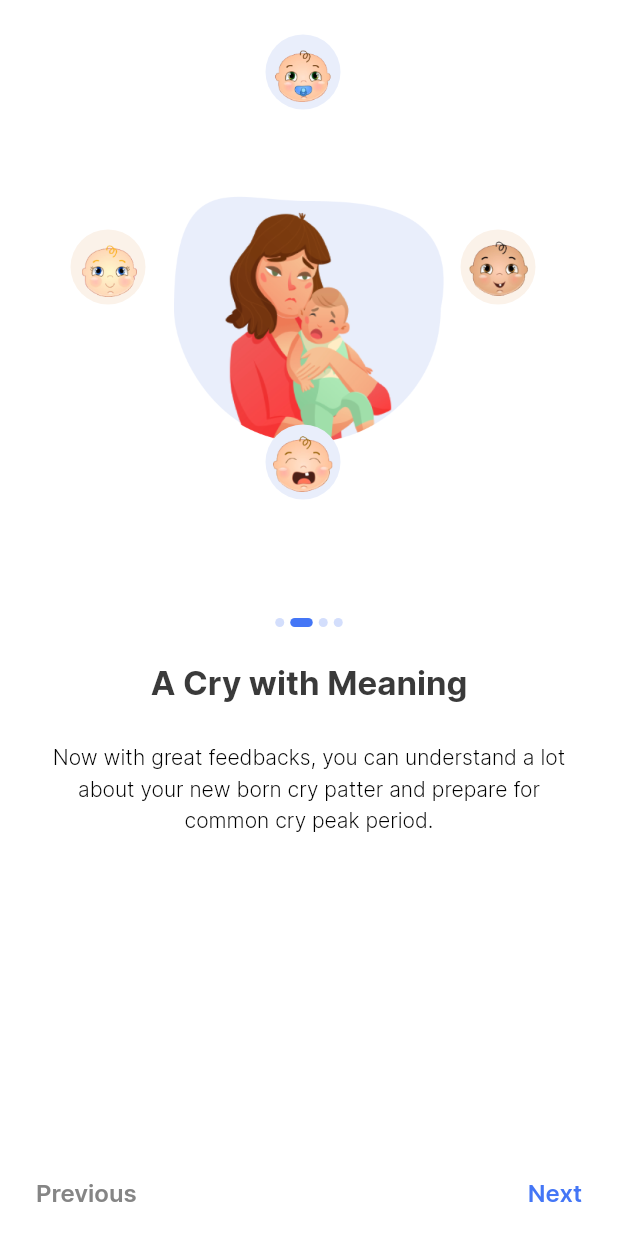
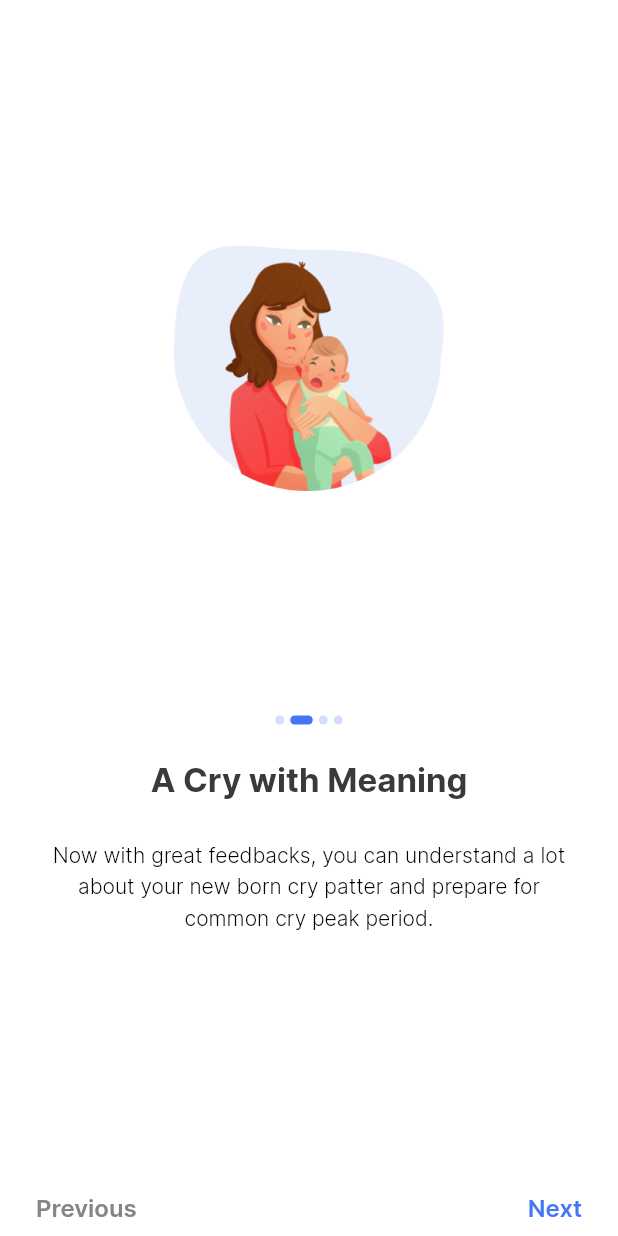
Before and after one commit to divincoder/ubenwa_val, a Flutter app: the screen it shows after launch, after a tap on "Show me How", on a phone screen of 412 x 824 dp. Run offline on Flutter 3.47's test engine with Material 2 defaults, Android fonts, the phone set to English and light mode, and no system bars; our stand-ins replace flutter_animation_progress_bar, flutter_svg, stacked, stacked_services, stacked_shared; missing offline and left inert: alarm, dart:ffi.

Commit message:
- converted onboardingView to a one page solution - refactored code

```diff
--- /dev/null
+++ b/lib/models/onboarding_model.dart
@@ -0,0 +1,11 @@
+class OnboardingModel {
+  //1. onboarding model class -> title, subtitle, index
+  //2. create a widget : circular widget with the four babies - changing background on focus baby, shrinking effect
+  //3. on index change: rotate the widget, change the center
+
+  final String title;
+  final String desc;
+  final int index;
+
+  OnboardingModel({required this.title, required this.desc, required this.index});
+}
--- a/lib/ui/views/onboarding/onboard_view.dart
+++ b/lib/ui/views/onboarding/onboard_view.dart
@@ -20,118 +20,120 @@ class OnboardView extends ViewModelWidget<OnboardingViewModel> {
     double angle = pi / 2; // Angle between baby positions
     double radius = 130.0; // Distance of babies from the mother picture
 
-    return Container(
-      color: Colors.transparent, // Change color or add background image as needed
-      child: Stack(
-        children: [
-          Positioned.fill(
-              top: padding.top,
-              left: 24,
-              right: 24,
-              child: Column(
-                children: [
-                  Expanded(
-                    child: Stack(
-                      children: [
-                        Center(
-                          child: SizedBox(
-                              height: 180,
-                              width: 180,
-                              child: Image.asset(_getMotherImageForIndex(
-                                  viewModel.currentPage))),
-                        ),
-                        for (int i = 0; i < 4; i++)
-                          Positioned(
-                            top: (pageIndex == 0 || pageIndex == 1)
-                                ? 150
-                                : null,
-                            bottom: (pageIndex == 2 || pageIndex == 3)
-                                ? 150
-                                : null,
-                            left: (pageIndex == 1 || pageIndex == 3)
-                                ? 150
-                                : null,
-                            right: (pageIndex == 0 || pageIndex == 2)
-                                ? 150
-                                : null,
-                            child: TweenAnimationBuilder<double>(
-                              tween: Tween(begin: 0.0, end: angle * i),
-                              duration: const Duration(milliseconds: 1000),
-                              builder: (context, value, child) {
-                                return Transform.translate(
-                                  offset: getBabyOffset(value, radius),
-                                  child: Padding(
-                                    padding: const EdgeInsets.all(3.0),
-                                    child: _getBabyImageForIndex(i),
-                                  ),
-                                );
-                              },
-                            ),
-                          ),
-                      ],
-                    ),
-                  ),
-                  Expanded(
-                      child: OnboardItemView(viewModel.currentPage,
-                          notifier: viewModel.pageScrollPositionNotifier,
-                          onGetStarted: () {
-                    viewModel.gotoHomeView();
-                  }))
-                ],
-              )),
-          Positioned(
-              bottom: padding.bottom + 20,
-              left: 24,
-              right: 24,
-              child: Row(
-                mainAxisAlignment: MainAxisAlignment.spaceBetween,
-                children: [
-                  Visibility(
-                    visible: viewModel.currentPage != 0,
-                    child: InkWell(
-                      onTap: () {
-                        viewModel.pageController.previousPage(
-                            duration: const Duration(milliseconds: 300),
-                            curve: Curves.easeIn);
-                      },
-                      child: Text(
-                        S.current.previous,
-                        style: const TextStyle(
-                            color: AppColors.defaultStateCTA,
-                            fontSize: 16,
-                            fontWeight: FontWeight.w600),
-                      ),
-                    ),
-                  ),
-                  Visibility(
-                    visible: viewModel.currentPage != 3,
-                    child: InkWell(
-                      onTap: () {
-                        viewModel.pageController.nextPage(
-                            duration: const Duration(milliseconds: 300),
-                            curve: Curves.easeIn);
+    // return Container(
+    //   color: Colors.transparent, // Change color or add background image as needed
+    //   child: Stack(
+    //     children: [
+    //       Positioned.fill(
+    //           top: padding.top,
+    //           left: 24,
+    //           right: 24,
+    //           child: Column(
+    //             children: [
+    //               Expanded(
+    //                 child: Stack(
+    //                   children: [
+    //                     Center(
+    //                       child: SizedBox(
+    //                           height: 180,
+    //                           width: 180,
+    //                           child: Image.asset(_getMotherImageForIndex(
+    //                               viewModel.currentPage))),
+    //                     ),
+    //                     for (int i = 0; i < 4; i++)
+    //                       Positioned(
+    //                         top: (pageIndex == 0 || pageIndex == 1)
+    //                             ? 150
+    //                             : null,
+    //                         bottom: (pageIndex == 2 || pageIndex == 3)
+    //                             ? 150
+    //                             : null,
+    //                         left: (pageIndex == 1 || pageIndex == 3)
+    //                             ? 150
+    //                             : null,
+    //                         right: (pageIndex == 0 || pageIndex == 2)
+    //                             ? 150
+    //                             : null,
+    //                         child: TweenAnimationBuilder<double>(
+    //                           tween: Tween(begin: 0.0, end: angle * i),
+    //                           duration: const Duration(milliseconds: 1000),
+    //                           builder: (context, value, child) {
+    //                             return Transform.translate(
+    //                               offset: getBabyOffset(value, radius),
+    //                               child: Padding(
+    //                                 padding: const EdgeInsets.all(3.0),
+    //                                 child: _getBabyImageForIndex(i),
+    //                               ),
+    //                             );
+    //                           },
+    //                         ),
+    //                       ),
+    //                   ],
+    //                 ),
+    //               ),
+    //               Expanded(
+    //                   child: OnboardItemView(viewModel.currentPage,
+    //                       notifier: viewModel.pageScrollPositionNotifier,
+    //                       onGetStarted: () {
+    //                 viewModel.gotoHomeView();
+    //               }))
+    //             ],
+    //           )),
+    //       Positioned(
+    //           bottom: padding.bottom + 20,
+    //           left: 24,
+    //           right: 24,
+    //           child: Row(
+    //             mainAxisAlignment: MainAxisAlignment.spaceBetween,
+    //             children: [
+    //               Visibility(
+    //                 visible: viewModel.currentPage != 0,
+    //                 child: InkWell(
+    //                   onTap: () {
+    //                     viewModel.pageController.previousPage(
+    //                         duration: const Duration(milliseconds: 300),
+    //                         curve: Curves.easeIn);
+    //                   },
+    //                   child: Text(
+    //                     S.current.previous,
+    //                     style: const TextStyle(
+    //                         color: AppColors.defaultStateCTA,
+    //                         fontSize: 16,
+    //                         fontWeight: FontWeight.w600),
+    //                   ),
+    //                 ),
+    //               ),
+    //               Visibility(
+    //                 visible: viewModel.currentPage != 3,
+    //                 child: InkWell(
+    //                   onTap: () {
+    //                     viewModel.pageController.nextPage(
+    //                         duration: const Duration(milliseconds: 300),
+    //                         curve: Curves.easeIn);
+    //
+    //                     // if (viewModel.currentPage < 4) {
+    //                     //   viewModel.pageController
+    //                     //       .jumpToPage(viewModel.currentPage + 1);
+    //                     // }
+    //                   },
+    //                   child: Text(
+    //                     viewModel.currentPage == 0
+    //                         ? S.current.showMeHow
+    //                         : S.current.next,
+    //                     style: const TextStyle(
+    //                         color: AppColors.primary,
+    //                         fontSize: 16,
+    //                         fontWeight: FontWeight.w600),
+    //                   ),
+    //                 ),
+    //               )
+    //             ],
+    //           ))
+    //     ],
+    //   ),
+    // );
 
-                        // if (viewModel.currentPage < 4) {
-                        //   viewModel.pageController
-                        //       .jumpToPage(viewModel.currentPage + 1);
-                        // }
-                      },
-                      child: Text(
-                        viewModel.currentPage == 0
-                            ? S.current.showMeHow
-                            : S.current.next,
-                        style: const TextStyle(
-                            color: AppColors.primary,
-                            fontSize: 16,
-                            fontWeight: FontWeight.w600),
-                      ),
-                    ),
-                  )
-                ],
-              ))
-        ],
-      ),
-    );
+    return const SizedBox();
   }
 
   Offset getBabyOffset(double angle, double radius) {
--- a/lib/ui/views/onboarding/onboard_viewmodel.dart
+++ b/lib/ui/views/onboarding/onboard_viewmodel.dart
@@ -2,6 +2,8 @@ import 'dart:ffi';
 
 import 'package:flutter/material.dart';
 import 'package:mum_health/app/app.router.dart';
+import 'package:mum_health/generated/l10n.dart';
+import 'package:mum_health/models/onboarding_model.dart';
 import 'package:mum_health/ui/views/home/widgets/loading_view.dart';
 import 'package:stacked/stacked.dart';
 import 'package:stacked_services/stacked_services.dart';
@@ -20,6 +22,7 @@ class OnboardingViewModel extends BaseViewModel {
 
   set currentPage(int value) {
     _currentPage = value;
+    pageScrollPositionNotifier.value = _currentPage.toDouble();
     notifyListeners();
   }
 
@@ -31,6 +34,7 @@ class OnboardingViewModel extends BaseViewModel {
 
   onDispose() {
     _pageController.dispose();
+    pageScrollPositionNotifier.dispose();
   }
 
   void gotoHomeView() {
@@ -40,4 +44,35 @@ class OnboardingViewModel extends BaseViewModel {
       },
     ));
   }
+
+  final onboardingModels = [
+    OnboardingModel(
+        title: S.current.onboardHeadingOne,
+        desc: S.current.onboardDescOne,
+        index: 0),
+    OnboardingModel(
+        title: S.current.onboardHeadingTwo,
+        desc: S.current.onboardDescTwo,
+        index: 1),
+    OnboardingModel(
+        title: S.current.onboardHeadingThree,
+        desc: S.current.onboardDescThree,
+        index: 2),
+    OnboardingModel(
+        title: S.current.onboardHeadingFour,
+        desc: S.current.onboardDescFour,
+        index: 3),
+  ];
+
+  void nextModel() {
+    if(currentPage < 4) {
+      currentPage = _currentPage + 1;
+    }
+  }
+
+  prevModel() {
+    if(currentPage > 0) {
+      currentPage = currentPage - 1;
+    }
+  }
 }
--- a/lib/ui/views/onboarding/onboarding_view.dart
+++ b/lib/ui/views/onboarding/onboarding_view.dart
@@ -1,34 +1,114 @@
 import 'package:flutter/material.dart';
+import 'package:mum_health/gen/assets.gen.dart';
+import 'package:mum_health/generated/l10n.dart';
+import 'package:mum_health/ui/common/app_colors.dart';
 import 'package:stacked/stacked.dart';
 
-import 'onboard_view.dart';
 import 'onboard_viewmodel.dart';
+import 'widgets/onboard_item_view.dart';
 
 class OnboardingView extends StackedView<OnboardingViewModel> {
   const OnboardingView({super.key});
 
   @override
-  Widget builder(BuildContext context, OnboardingViewModel viewModel, Widget? child) {
+  Widget builder(
+      BuildContext context, OnboardingViewModel viewModel, Widget? child) {
     return Scaffold(
       backgroundColor: Colors.white,
-      body: PageView(
-        physics: const NeverScrollableScrollPhysics(), //This was done because the transition via sliding is not smooth yet.
-        controller: viewModel.pageController,
-        onPageChanged: (int page) {
-          viewModel.currentPage = page;
-        },
-        children: const [
-          OnboardView(),
-          OnboardView(),
-          OnboardView(),
-          OnboardView(),
-        ],
+      body: SafeArea(
+        child: Padding(
+          padding: const EdgeInsets.symmetric(horizontal: 24),
+          child: Column(
+            children: [
+              Expanded(
+                  flex: 3,
+                  child: Stack(
+                    children: [
+                      Center(
+                        child: SizedBox(
+                            height: 180,
+                            width: 180,
+                            child: Image.asset(_getMotherImageForIndex(
+                                viewModel.currentPage))),
+                      )
+                    ],
+                  )),
+              const Expanded(
+                flex: 2,
+                  child: OnboardItemView()),
+              Row(
+                mainAxisAlignment: MainAxisAlignment.spaceBetween,
+                children: [
+                  Visibility(
+                    visible: viewModel.currentPage != 0,
+                    child: InkWell(
+                      onTap: () {
+                        viewModel.prevModel();
+                      },
+                      child: Text(
+                        S.current.previous,
+                        style: const TextStyle(
+                            color: AppColors.defaultStateCTA,
+                            fontSize: 16,
+                            fontWeight: FontWeight.w600),
+                      ),
+                    ),
+                  ),
+                  Visibility(
+                    visible: viewModel.currentPage != 3,
+                    child: InkWell(
+                      onTap: () {
+                        viewModel.nextModel();
+                      },
+                      child: Text(
+                        viewModel.currentPage == 0
+                            ? S.current.showMeHow
+                            : S.current.next,
+                        style: const TextStyle(
+                            color: AppColors.primary,
+                            fontSize: 16,
+                            fontWeight: FontWeight.w600),
+                      ),
+                    ),
+                  )
+                ],
+              ),
+              const SizedBox(height: 10),
+            ],
+          ),
+        ),
       ),
+
+      // body: PageView(
+      //   physics: const NeverScrollableScrollPhysics(), //This was done because the transition via sliding is not smooth yet.
+      //   controller: viewModel.pageController,
+      //   onPageChanged: (int page) {
+      //     viewModel.currentPage = page;
+      //   },
+      //   children: const [
+      //     OnboardView(),
+      //     OnboardView(),
+      //     OnboardView(),
+      //     OnboardView(),
+      //   ],
+      // ),
     );
   }
 
+  String _getMotherImageForIndex(int index) {
+    List<String> babyImages = [
+      Assets.png.mumOne.path,
+      Assets.png.mumTwo.path,
+      Assets.png.mumThree.path,
+      Assets.png.mumFour.path,
+    ];
+
+    return babyImages[index];
+  }
+
   @override
-  OnboardingViewModel viewModelBuilder(BuildContext context) => OnboardingViewModel();
+  OnboardingViewModel viewModelBuilder(BuildContext context) =>
+      OnboardingViewModel();
 
   @override
   void onViewModelReady(OnboardingViewModel viewModel) => viewModel.onReady();
--- /dev/null
+++ b/lib/ui/views/onboarding/widgets/baby_circular_widget.dart
@@ -0,0 +1,90 @@
+import 'dart:math';
+
+import 'package:flutter/material.dart';
+import 'package:mum_health/gen/assets.gen.dart';
+import 'package:mum_health/ui/common/app_colors.dart';
+
+class BabyCircularWidget extends StatefulWidget {
+  final int pageIndex;
+  const BabyCircularWidget({required this.pageIndex, super.key});
+
+  @override
+  State<BabyCircularWidget> createState() => _BabyCircularWidgetState();
+}
+
+class _BabyCircularWidgetState extends State<BabyCircularWidget> {
+  double angle = pi / 2; // Angle between baby positions
+  double radius = 130.0;
+
+  @override
+  Widget build(BuildContext context) {
+    int pageIndex = widget.pageIndex;
+
+    return Stack(
+      children: [
+        for (int i = 0; i < 4; i++)
+          Positioned(
+            top: (pageIndex == 0 || pageIndex == 1)
+                ? 150
+                : null,
+            bottom: (pageIndex == 2 || pageIndex == 3)
+                ? 150
+                : null,
+            left: (pageIndex == 1 || pageIndex == 3)
+                ? 150
+                : null,
+            right: (pageIndex == 0 || pageIndex == 2)
+                ? 150
+                : null,
+            child: TweenAnimationBuilder<double>(
+              tween: Tween(begin: 0.0, end: angle * i),
+              duration: const Duration(milliseconds: 1000),
+              builder: (context, value, child) {
+                return Transform.translate(
+                  offset: getBabyOffset(value, radius),
+                  child: Padding(
+                    padding: const EdgeInsets.all(3.0),
+                    child: _getBabyImageForIndex(i),
+                  ),
+                );
+              },
+            ),
+          ),
+      ],
+    );
+  }
+
+  Offset getBabyOffset(double angle, double radius) {
+    double x = radius * cos(angle);
+    double y = radius * sin(angle);
+
+    return Offset(x, y);
+  }
+
+  Widget _getBabyImageForIndex(int index) {
+    List<String> babyImages = [
+      Assets.png.babyOne.path,
+      Assets.png.babyTwo.path,
+      Assets.png.babyThree.path,
+      Assets.png.babyFour.path,
+    ];
+
+    return Container(
+      decoration:
+      BoxDecoration(color: _getBabyBG(index), shape: BoxShape.circle),
+      padding: const EdgeInsets.all(5.0),
+      child: Image.asset(babyImages[index], width: 40, height: 40,),
+    );
+  }
+
+  Color _getBabyBG(int index) {
+    List<Color> babyImageBG = [
+      AppColors.babyOneBg,
+      AppColors.babyTwoBg,
+      AppColors.babyThreeBg,
+      AppColors.babyFourBg,
+    ];
+
+    return babyImageBG[index];
+  }
+}
--- a/lib/ui/views/onboarding/widgets/onboard_item_view.dart
+++ b/lib/ui/views/onboarding/widgets/onboard_item_view.dart
@@ -1,27 +1,27 @@
 import 'package:flutter/material.dart';
 import 'package:mum_health/generated/l10n.dart';
+import 'package:mum_health/models/onboarding_model.dart';
 import 'package:mum_health/ui/common/app_colors.dart';
+import 'package:mum_health/ui/views/onboarding/onboard_viewmodel.dart';
 import 'package:mum_health/ui/widgets/effects.dart';
+import 'package:stacked/stacked.dart';
 
-class OnboardItemView extends StatelessWidget {
-  final int index;
-  final int pageCount;
-  final VoidCallback onGetStarted;
-  final ValueNotifier<double?>? notifier;
-
-  const OnboardItemView(this.index, {required this.notifier, this.pageCount = 4, required this.onGetStarted, super.key});
+class OnboardItemView extends ViewModelWidget<OnboardingViewModel> {
+  const OnboardItemView({super.key});
 
   @override
-  Widget build(BuildContext context) {
+  Widget build(BuildContext context, OnboardingViewModel viewModel) {
+    var onboardingModel = viewModel.onboardingModels[viewModel.currentPage];
+
     return Column(
       children: [
-        _buildCarousel(),
+        _buildCarousel(onboardingModel),
         const SizedBox(height: 24),
         ScaleEffect(
-          page: index,
-          notifier: notifier,
+          page: viewModel.currentPage,
+          notifier: viewModel.pageScrollPositionNotifier,
           child: Text(
-            _getTitleText(),
+            onboardingModel.title,
             textAlign: TextAlign.center,
             style: const TextStyle(
                 color: AppColors.text, fontSize: 22, fontWeight: FontWeight.w700),
@@ -29,10 +29,10 @@ class OnboardItemView extends StatelessWidget {
         ),
         const SizedBox(height: 24),
         ScaleEffect(
-          page: index,
-          notifier: notifier,
+          page: viewModel.currentPage,
+          notifier: viewModel.pageScrollPositionNotifier,
           child: Text(
-            _getSubtitleText(),
+            onboardingModel.desc,
             textAlign: TextAlign.center,
             style: const TextStyle(
                 color: Colors.black,
@@ -43,9 +43,9 @@ class OnboardItemView extends StatelessWidget {
         ),
         const SizedBox(height: 24),
 
-        if(index == pageCount - 1)
+        if(viewModel.currentPage == viewModel.onboardingModels.length - 1)
           MaterialButton(
-          onPressed: onGetStarted,
+          onPressed: viewModel.gotoHomeView,
           minWidth: double.maxFinite,
           shape:
               RoundedRectangleBorder(borderRadius: BorderRadius.circular(10)),
@@ -64,19 +64,19 @@ class OnboardItemView extends StatelessWidget {
     );
   }
 
-  _buildCarousel() {
+  _buildCarousel(OnboardingModel onboardingModel) {
     return Row(
       mainAxisAlignment: MainAxisAlignment.center,
       children: [
-        for (int i = 0; i < pageCount; i++)
+        for (int i = 0; i < 4; i++)
           Container(
-            width: index == i ? 15 : 6.0,
+            width: onboardingModel.index == i ? 15 : 6.0,
             height: 6.0,
             margin: const EdgeInsets.symmetric(vertical: 0.0, horizontal: 2.0),
             decoration: BoxDecoration(
-              borderRadius: i == index ? BorderRadius.circular(7) : null,
-              shape: i == index ? BoxShape.rectangle : BoxShape.circle,
-              color: i == index
+              borderRadius: i == onboardingModel.index ? BorderRadius.circular(7) : null,
+              shape: i == onboardingModel.index ? BoxShape.rectangle : BoxShape.circle,
+              color: i == onboardingModel.index
                   ? i % 2 == 0
                       ? AppColors.accentMainOne
                       : AppColors.primary
@@ -86,34 +86,4 @@ class OnboardItemView extends StatelessWidget {
       ],
     );
   }
-
-  _getTitleText() {
-    switch (index) {
-      case 0:
-        return S.current.onboardHeadingOne;
-      case 1:
-        return S.current.onboardHeadingTwo;
-      case 2:
-        return S.current.onboardHeadingThree;
-      case 3:
-        return S.current.onboardHeadingFour;
-      default:
-        return S.current.onboardHeadingOne;
-    }
-  }
-
-  _getSubtitleText() {
-    switch (index) {
-      case 0:
-        return S.current.onboardDescOne;
-      case 1:
-        return S.current.onboardDescTwo;
-      case 2:
-        return S.current.onboardDescThree;
-      case 3:
-        return S.current.onboardDescFour;
-      default:
-        return S.current.onboardDescOne;
-    }
-  }
 }
--- a/lib/ui/views/startup/startup_viewmodel.dart
+++ b/lib/ui/views/startup/startup_viewmodel.dart
@@ -9,5 +9,6 @@ class StartupViewModel extends BaseViewModel {
   Future runStartupLogic() async {
     await Future.delayed(const Duration(seconds: 3));
     _navigationService.replaceWithOnboardingView();
+
   }
 }
```
